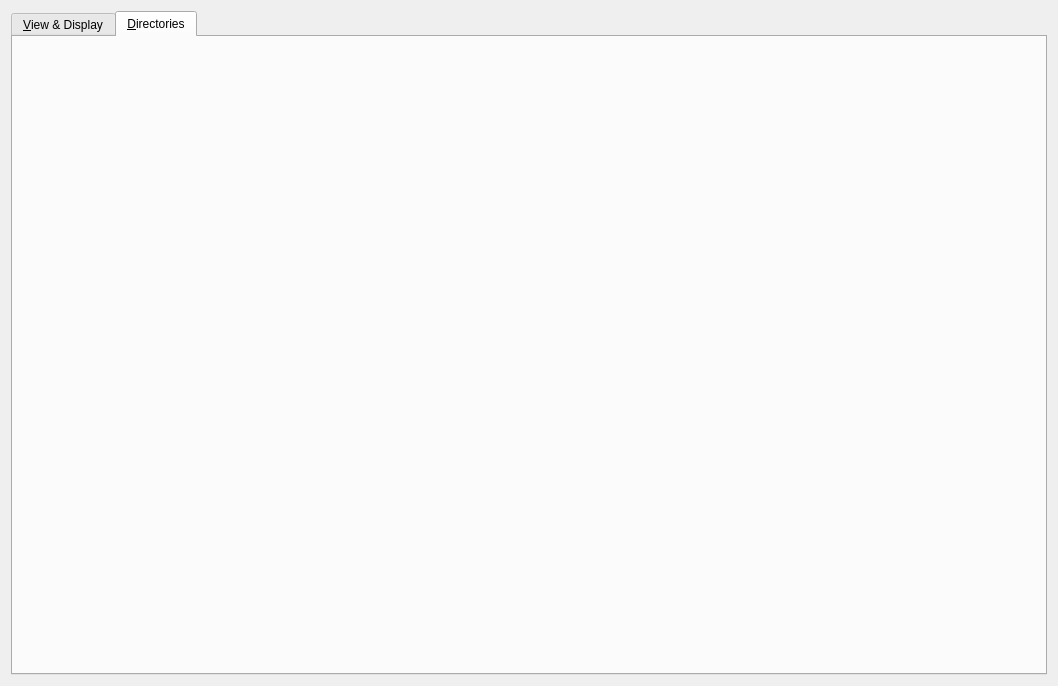
Old version of the form plugins/spimb040/qfespimb040configtabwidget.ui in the repository jkriege2/QuickFit3.
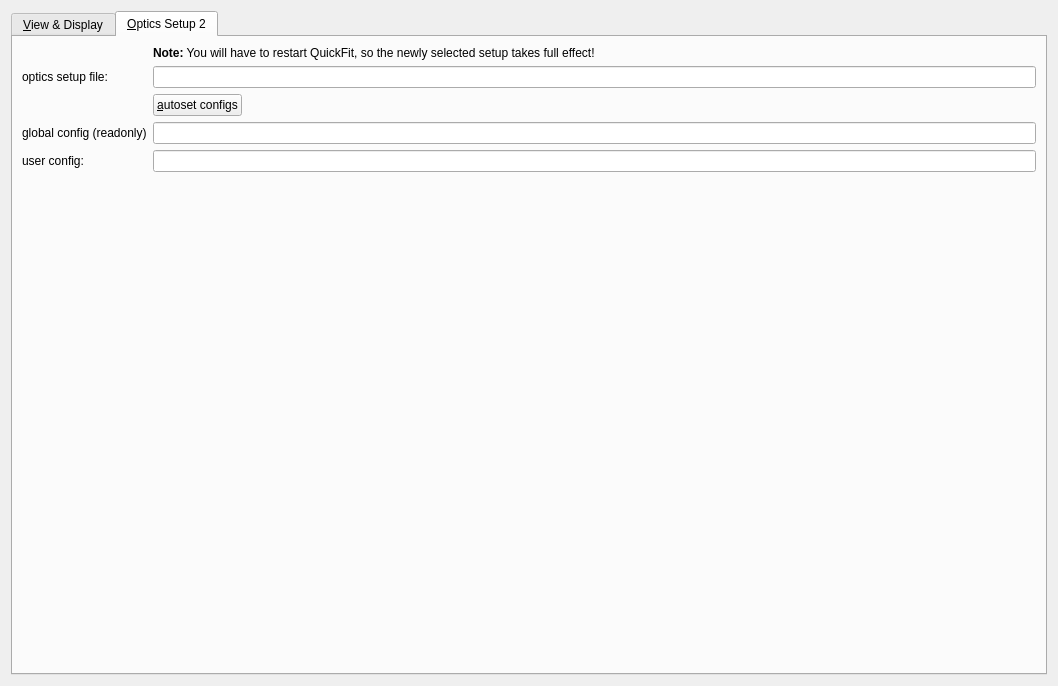
New version of the form. The open tabs and pages were chosen to show the change. Custom widgets are drawn as their Qt base class.

Commit message: QuickFit3/spim_b040: worked on OpticsSetup2

Patch:
```diff
--- a/plugins/spimb040/qfespimb040configtabwidget.ui
+++ b/plugins/spimb040/qfespimb040configtabwidget.ui
@@ -54,13 +54,86 @@
      </widget>
      <widget class="QWidget" name="tab_2">
       <attribute name="title">
-       <string>&amp;Directories</string>
+       <string>&amp;Optics Setup 2</string>
       </attribute>
+      <layout class="QFormLayout" name="formLayout_2">
+       <property name="fieldGrowthPolicy">
+        <enum>QFormLayout::AllNonFixedFieldsGrow</enum>
+       </property>
+       <item row="1" column="0">
+        <widget class="QLabel" name="label">
+         <property name="text">
+          <string>optics setup file:</string>
+         </property>
+        </widget>
+       </item>
+       <item row="1" column="1">
+        <widget class="QEnhancedLineEdit" name="edtOptSetup"/>
+       </item>
+       <item row="4" column="0">
+        <widget class="QLabel" name="label_2">
+         <property name="text">
+          <string>global config (readonly)</string>
+         </property>
+        </widget>
+       </item>
+       <item row="4" column="1">
+        <widget class="QEnhancedLineEdit" name="edtOptSetupGlobalConfig"/>
+       </item>
+       <item row="5" column="0">
+        <widget class="QLabel" name="label_3">
+         <property name="text">
+          <string>user config:</string>
+         </property>
+        </widget>
+       </item>
+       <item row="5" column="1">
+        <widget class="QEnhancedLineEdit" name="edtOptSetupUserConfig"/>
+       </item>
+       <item row="2" column="1">
+        <layout class="QHBoxLayout" name="horizontalLayout_2">
+         <item>
+          <widget class="QPushButton" name="btnAutosetConfigs">
+           <property name="text">
+            <string>&amp;autoset configs</string>
+           </property>
+          </widget>
+         </item>
+         <item>
+          <spacer name="horizontalSpacer">
+           <property name="orientation">
+            <enum>Qt::Horizontal</enum>
+           </property>
+           <property name="sizeHint" stdset="0">
+            <size>
+             <width>40</width>
+             <height>20</height>
+            </size>
+           </property>
+          </spacer>
+         </item>
+        </layout>
+       </item>
+       <item row="0" column="1">
+        <widget class="QLabel" name="label_4">
+         <property name="text">
+          <string>&lt;b&gt;Note:&lt;/b&gt; You will have to restart QuickFit, so the newly selected setup takes full effect!</string>
+         </property>
+        </widget>
+       </item>
+      </layout>
      </widget>
     </widget>
    </item>
   </layout>
  </widget>
+ <customwidgets>
+  <customwidget>
+   <class>QEnhancedLineEdit</class>
+   <extends>QLineEdit</extends>
+   <header>qenhancedlineedit.h</header>
+  </customwidget>
+ </customwidgets>
  <resources/>
  <connections/>
 </ui>
```
Left out of the diff: 2 changed lines with no effect on the pictures. The commit also changes 30 other files.
